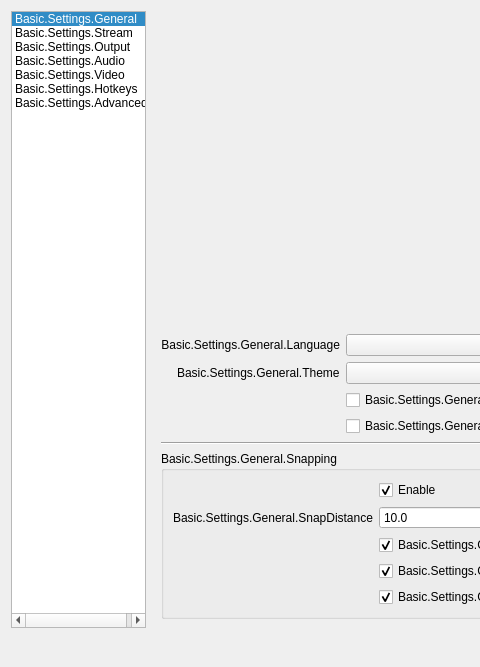
alesaccoia/chew-broadcaster, file obs/forms/OBSBasicSettings.ui: the form before one commit; both pictures show x 0 to 480 and y 0 to 667 of the 896 by 667 pixel window.
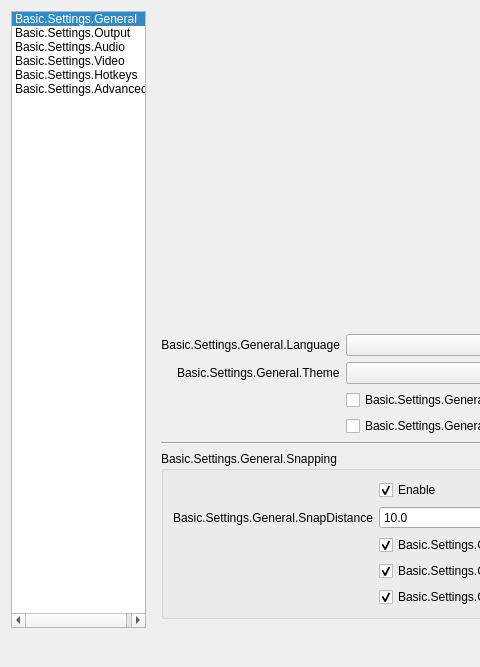
The form after the commit. Icons and pictures are not drawn.

Commit message: Added remaining UI elements. Select show button works. Logout button works. Removed Stream pane from settings

Patch:
```diff
--- a/obs/forms/OBSBasicSettings.ui
+++ b/obs/forms/OBSBasicSettings.ui
@@ -54,15 +54,6 @@
           <normaloff>:/settings/images/settings/system-settings-3.png</normaloff>:/settings/images/settings/system-settings-3.png</iconset>
         </property>
        </item>
-       <item>
-        <property name="text">
-         <string>Basic.Settings.Stream</string>
-        </property>
-        <property name="icon">
-         <iconset resource="obs.qrc">
-          <normaloff>:/settings/images/settings/network.png</normaloff>:/settings/images/settings/network.png</iconset>
-        </property>
-       </item>
        <item>
         <property name="text">
          <string>Basic.Settings.Output</string>
```
The commit also changes 8 other files.
